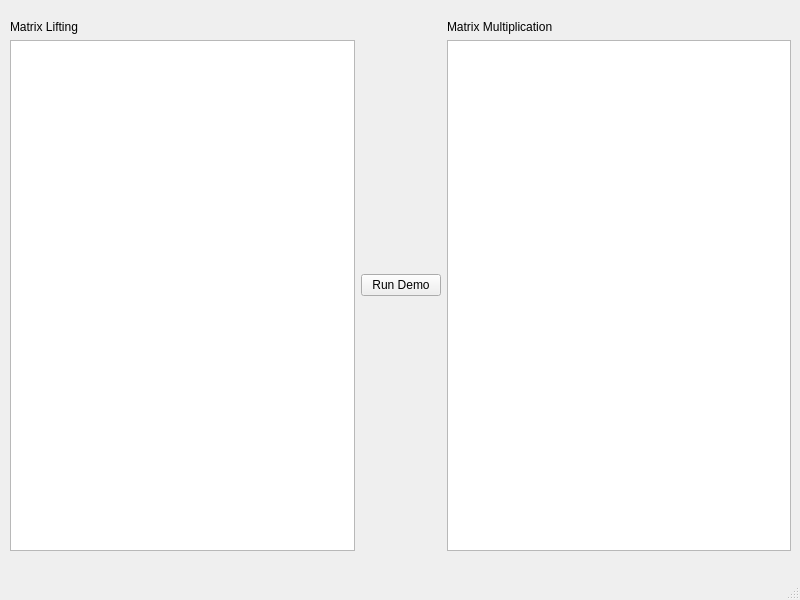
The window that ProgrammingAssignment1/mainwindow.ui (megarage9000/CMPT365) describes before a commit, drawn with Qt 5.
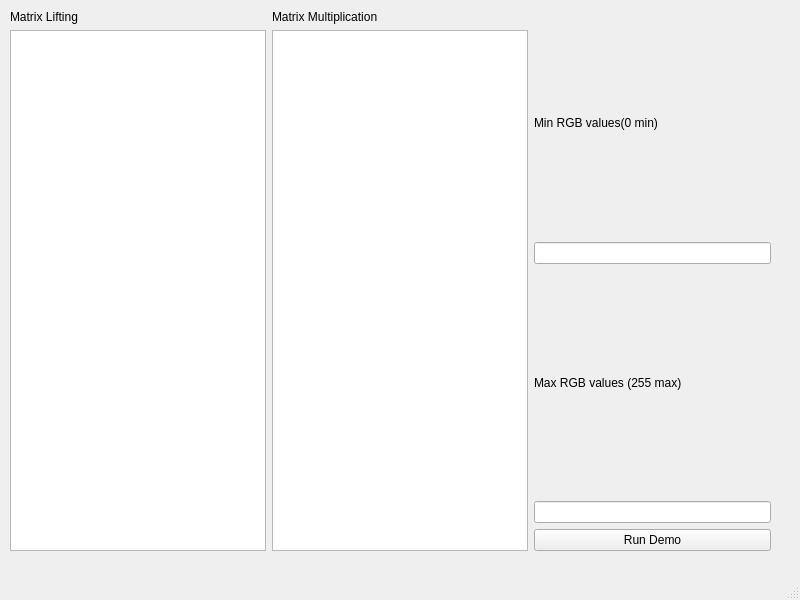
The same window after the commit.

The edit to the form file:
```diff
--- a/ProgrammingAssignment1/mainwindow.ui
+++ b/ProgrammingAssignment1/mainwindow.ui
@@ -18,14 +18,14 @@
     <property name="geometry">
      <rect>
       <x>10</x>
-      <y>20</y>
-      <width>781</width>
-      <height>531</height>
+      <y>10</y>
+      <width>761</width>
+      <height>541</height>
      </rect>
     </property>
     <layout class="QHBoxLayout" name="horizontalLayout">
      <item>
-      <layout class="QVBoxLayout" name="verticalLayout">
+      <layout class="QVBoxLayout" name="LiftingArea">
        <item>
         <widget class="QLabel" name="label">
          <property name="text">
@@ -38,13 +38,6 @@
        </item>
       </layout>
      </item>
-     <item>
-      <widget class="QPushButton" name="pushButton">
-       <property name="text">
-        <string>Run Demo</string>
-       </property>
-      </widget>
-     </item>
      <item>
       <layout class="QVBoxLayout" name="MultiArea">
        <item>
@@ -59,6 +52,57 @@
        </item>
       </layout>
      </item>
+     <item>
+      <layout class="QVBoxLayout" name="verticalLayout_2">
+       <property name="sizeConstraint">
+        <enum>QLayout::SetDefaultConstraint</enum>
+       </property>
+       <item>
+        <layout class="QVBoxLayout" name="verticalLayout_3">
+         <property name="sizeConstraint">
+          <enum>QLayout::SetMinimumSize</enum>
+         </property>
+         <item>
+          <widget class="QLabel" name="MinRgb">
+           <property name="text">
+            <string>Min RGB values(0 min)</string>
+           </property>
+          </widget>
+         </item>
+         <item>
+          <widget class="QLineEdit" name="MinRgbInput"/>
+         </item>
+        </layout>
+       </item>
+       <item>
+        <layout class="QVBoxLayout" name="verticalLayout">
+         <property name="spacing">
+          <number>6</number>
+         </property>
+         <property name="sizeConstraint">
+          <enum>QLayout::SetMinimumSize</enum>
+         </property>
+         <item>
+          <widget class="QLabel" name="MaxRgb">
+           <property name="text">
+            <string>Max RGB values (255 max)</string>
+           </property>
+          </widget>
+         </item>
+         <item>
+          <widget class="QLineEdit" name="MaxRgbInput"/>
+         </item>
+        </layout>
+       </item>
+       <item>
+        <widget class="QPushButton" name="pushButton">
+         <property name="text">
+          <string>Run Demo</string>
+         </property>
+        </widget>
+       </item>
+      </layout>
+     </item>
     </layout>
    </widget>
   </widget>
```
